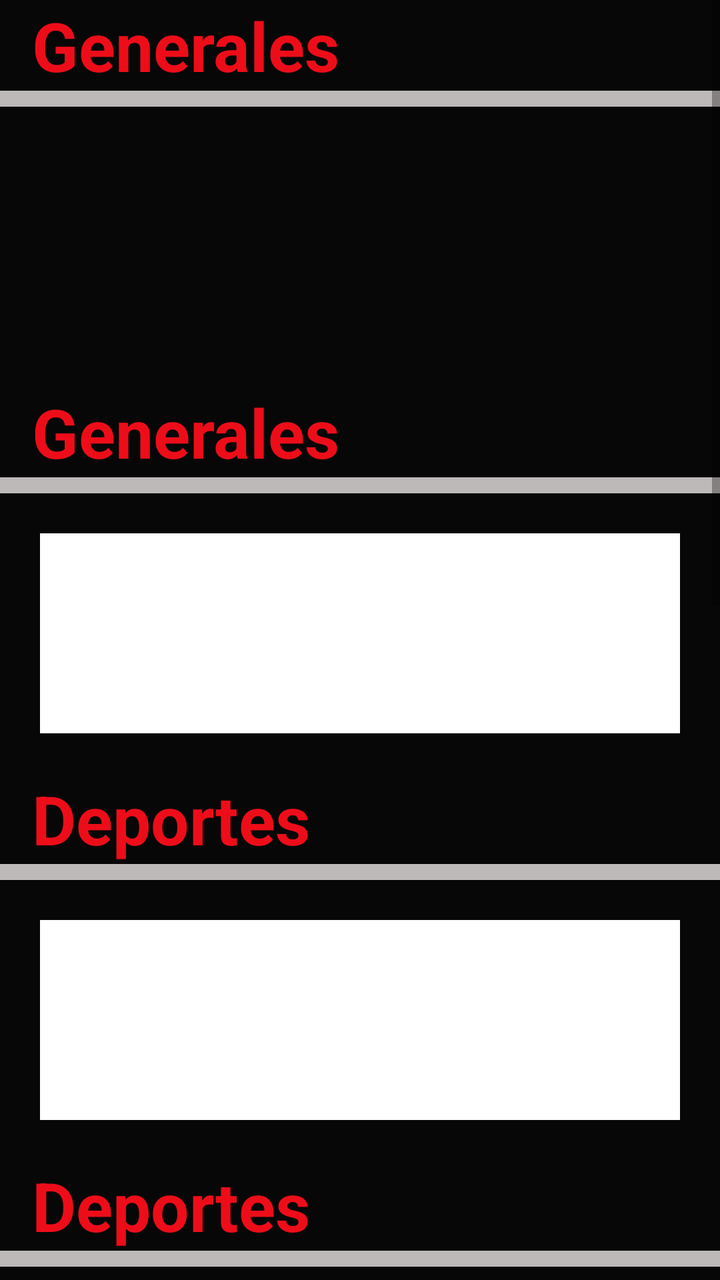
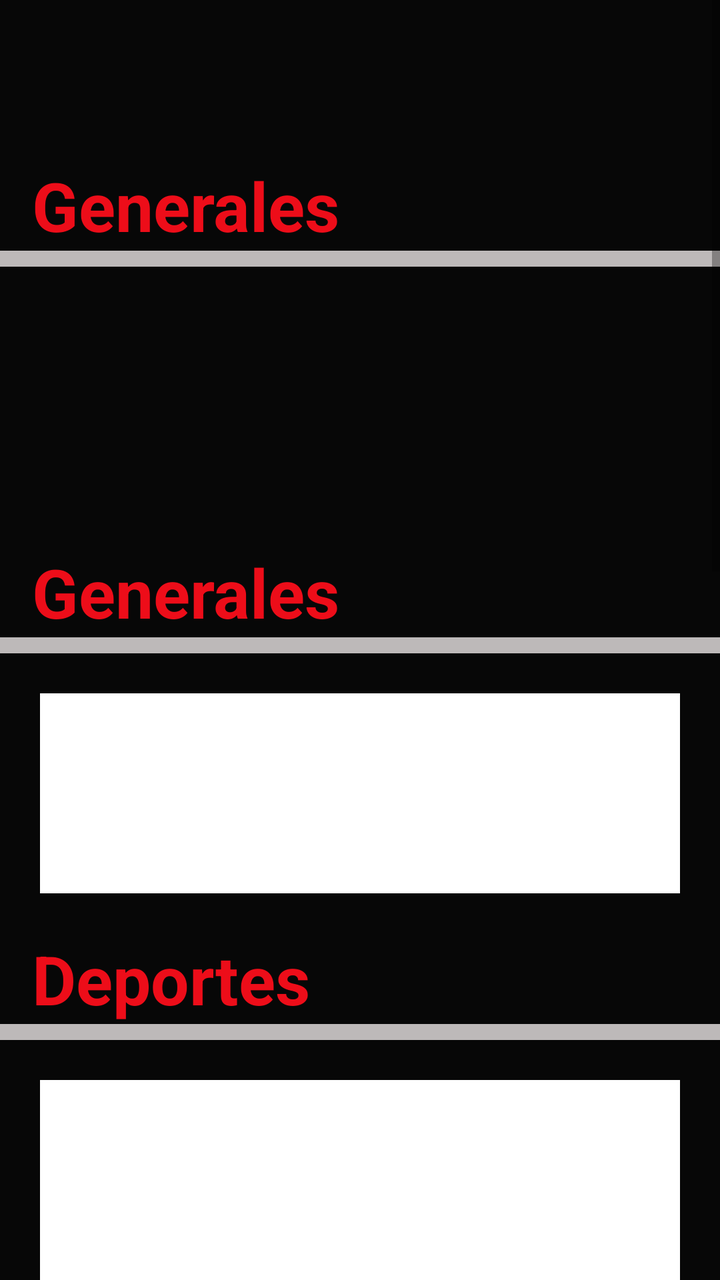

Compare the two renders of this Android layout. The source of the first and the diff that turns it into the second are given below.
<!-- AndroidManifest.xml: application theme AppTheme -->
<!-- res/layout/fragment_diarios.xml -->
<?xml version="1.0" encoding="utf-8"?>
<androidx.coordinatorlayout.widget.CoordinatorLayout xmlns:android="http://schemas.android.com/apk/res/android"
    android:layout_width="match_parent"
    android:layout_height="match_parent"
    xmlns:tools="http://schemas.android.com/tools"
    android:orientation="vertical"
    android:background="#070707"
    tools:context=".ui.diarios.ActividadDiarios">

    <ScrollView
        android:layout_width="match_parent"
        android:layout_height="match_parent"
        android:fillViewport="true">

        <LinearLayout
            android:layout_width="match_parent"
            android:layout_height="wrap_content"
            android:orientation="vertical">

            <TextView
                android:layout_width="wrap_content"
                android:layout_height="wrap_content"
                android:layout_marginLeft="16.0sp"
                android:layout_marginRight="16.0sp"
                android:text="@string/generales"
                android:textColor="#ED0D19"
                android:textSize="34.0sp"
                android:textStyle="bold" />

            <View
                android:layout_width="fill_parent"
                android:layout_height="8.0dip"
                android:background="#BDB9B9"/>

            <androidx.recyclerview.widget.RecyclerView
                android:id="@+id/recyclerviewGenerales"
                android:layout_width="wrap_content"
                android:layout_height="100dp"
                android:layout_marginLeft="20.0dip"
                android:layout_marginTop="20.0dip"
                android:layout_marginRight="20.0dip"
                android:layout_marginBottom="20.0dip"
                android:background="#000000"
                android:orientation="horizontal" />

            <TextView
                android:layout_width="wrap_content"
                android:layout_height="wrap_content"
                android:layout_marginLeft="16.0sp"
                android:layout_marginRight="16.0sp"
                android:text="@string/generales"
                android:textColor="#ED0D19"
                android:textSize="34.0sp"
                android:textStyle="bold" />

            <View
                android:layout_width="fill_parent"
                android:layout_height="8.0dip"
                android:background="#BDB9B9"/>

            <androidx.recyclerview.widget.RecyclerView
                android:id="@+id/recyclerviewRegionales"
                android:layout_width="fill_parent"
                android:layout_height="100dp"
                android:layout_marginLeft="20.0dip"
                android:layout_marginTop="20.0dip"
                android:layout_marginRight="20.0dip"
                android:layout_marginBottom="20.0dip"
                android:background="#FFFFFF"
                android:orientation="horizontal" />

            <TextView
                android:layout_width="wrap_content"
                android:layout_height="wrap_content"
                android:layout_marginLeft="16.0sp"
                android:layout_marginRight="16.0sp"
                android:text="@string/deportes"
                android:textColor="#ED0D19"
                android:textSize="34.0sp"
                android:textStyle="bold" />

            <View
                android:layout_width="fill_parent"
                android:layout_height="8.0dip"
                android:background="#BDB9B9"/>

            <androidx.recyclerview.widget.RecyclerView
                android:id="@+id/recyclerviewDeportes"
                android:layout_width="fill_parent"
                android:layout_height="100dp"
                android:layout_marginLeft="20.0dip"
                android:layout_marginTop="20.0dip"
                android:layout_marginRight="20.0dip"
                android:layout_marginBottom="20.0dip"
                android:background="#FFFFFF"
                android:orientation="horizontal" />

            <TextView
                android:layout_width="wrap_content"
                android:layout_height="wrap_content"
                android:layout_marginLeft="16.0sp"
                android:layout_marginRight="16.0sp"
                android:text="@string/deportes"
                android:textColor="#ED0D19"
                android:textSize="34.0sp"
                android:textStyle="bold" />

            <View
                android:layout_width="fill_parent"
                android:layout_height="8.0dip"
                android:background="#BDB9B9"/>

            <androidx.recyclerview.widget.RecyclerView
                android:id="@+id/recyclerviewDeportes2"
                android:layout_width="fill_parent"
                android:layout_height="100dp"
                android:layout_marginLeft="20.0dip"
                android:layout_marginTop="20.0dip"
                android:layout_marginRight="20.0dip"
                android:layout_marginBottom="20.0dip"
                android:background="#FFFFFF"
                android:orientation="horizontal" />

            <TextView
                android:layout_width="wrap_content"
                android:layout_height="wrap_content"
                android:layout_marginLeft="16.0sp"
                android:layout_marginRight="16.0sp"
                android:text="@string/deportes"
                android:textColor="#ED0D19"
                android:textSize="34.0sp"
                android:textStyle="bold" />

            <View
                android:layout_width="fill_parent"
                android:layout_height="8.0dip"
                android:background="#BDB9B9"/>

            <androidx.recyclerview.widget.RecyclerView
                android:id="@+id/recyclerviewDeportes6"
                android:layout_width="fill_parent"
                android:layout_height="100dp"
                android:layout_marginLeft="20.0dip"
                android:layout_marginTop="20.0dip"
                android:layout_marginRight="20.0dip"
                android:layout_marginBottom="20.0dip"
                android:background="#FFFFFF"
                android:orientation="horizontal" />

            <TextView
                android:layout_width="wrap_content"
                android:layout_height="wrap_content"
                android:layout_marginLeft="16.0sp"
                android:layout_marginRight="16.0sp"
                android:text="@string/deportes"
                android:textColor="#ED0D19"
                android:textSize="34.0sp"
                android:textStyle="bold" />

            <View
                android:layout_width="fill_parent"
                android:layout_height="8.0dip"
                android:background="#BDB9B9"/>

            <androidx.recyclerview.widget.RecyclerView
                android:id="@+id/recyclerviewDeportes3"
                android:layout_width="fill_parent"
                android:layout_height="100dp"
                android:layout_marginLeft="20.0dip"
                android:layout_marginTop="20.0dip"
                android:layout_marginRight="20.0dip"
                android:layout_marginBottom="20.0dip"
                android:background="#FFFFFF"
                android:orientation="horizontal" />

            <TextView
                android:layout_width="wrap_content"
                android:layout_height="wrap_content"
                android:layout_marginLeft="16.0sp"
                android:layout_marginRight="16.0sp"
                android:text="@string/deportes"
                android:textColor="#ED0D19"
                android:textSize="34.0sp"
                android:textStyle="bold" />

            <View
                android:layout_width="fill_parent"
                android:layout_height="8.0dip"
                android:background="#BDB9B9"/>

            <androidx.recyclerview.widget.RecyclerView
                android:id="@+id/recyclerviewDeportes4"
                android:layout_width="fill_parent"
                android:layout_height="100dp"
                android:layout_marginLeft="20.0dip"
                android:layout_marginTop="20.0dip"
                android:layout_marginRight="20.0dip"
                android:layout_marginBottom="20.0dip"
                android:background="#FFFFFF"
                android:orientation="horizontal" />

        </LinearLayout>
    </ScrollView>
</androidx.coordinatorlayout.widget.CoordinatorLayout>
<!-- resources referenced by this layout -->
<resources>
  <string name="deportes"><h1>Deportes</h1></string>
  <string name="generales"><h1>Generales</h1></string>
  <style name="AppTheme" parent="Theme.AppCompat.Light.DarkActionBar">
          
          <item name="colorPrimary">@color/colorPrimary</item>
          <item name="colorPrimaryDark">@color/colorPrimaryDark</item>
          <item name="colorAccent">@color/colorAccent</item>
          <item name="windowActionBar">false</item>
          <item name="windowNoTitle">true</item>
      </style>
  <color name="colorPrimary">#1976D2</color>
  <color name="colorPrimaryDark">#1565C0</color>
  <color name="colorAccent">#FF4081</color>
</resources>

<!-- the commit's change to res/layout/fragment_diarios.xml (unified diff, before → after) -->
@@ -13,6 +13,7 @@
         android:fillViewport="true">
 
         <LinearLayout
+            android:layout_marginTop="80dp"
             android:layout_width="match_parent"
             android:layout_height="wrap_content"
             android:orientation="vertical">
